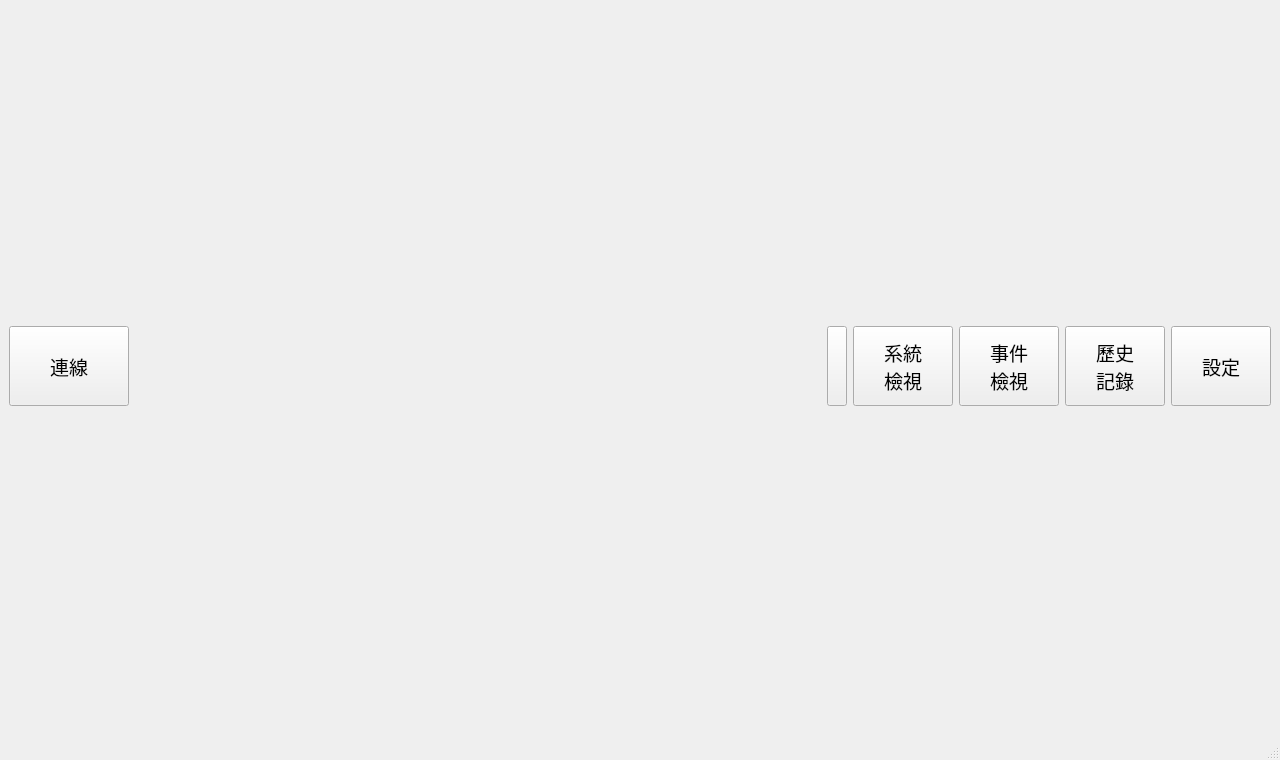
haoyi-jason/BMS_HY01_old, file collectorview.ui: the form before one commit.
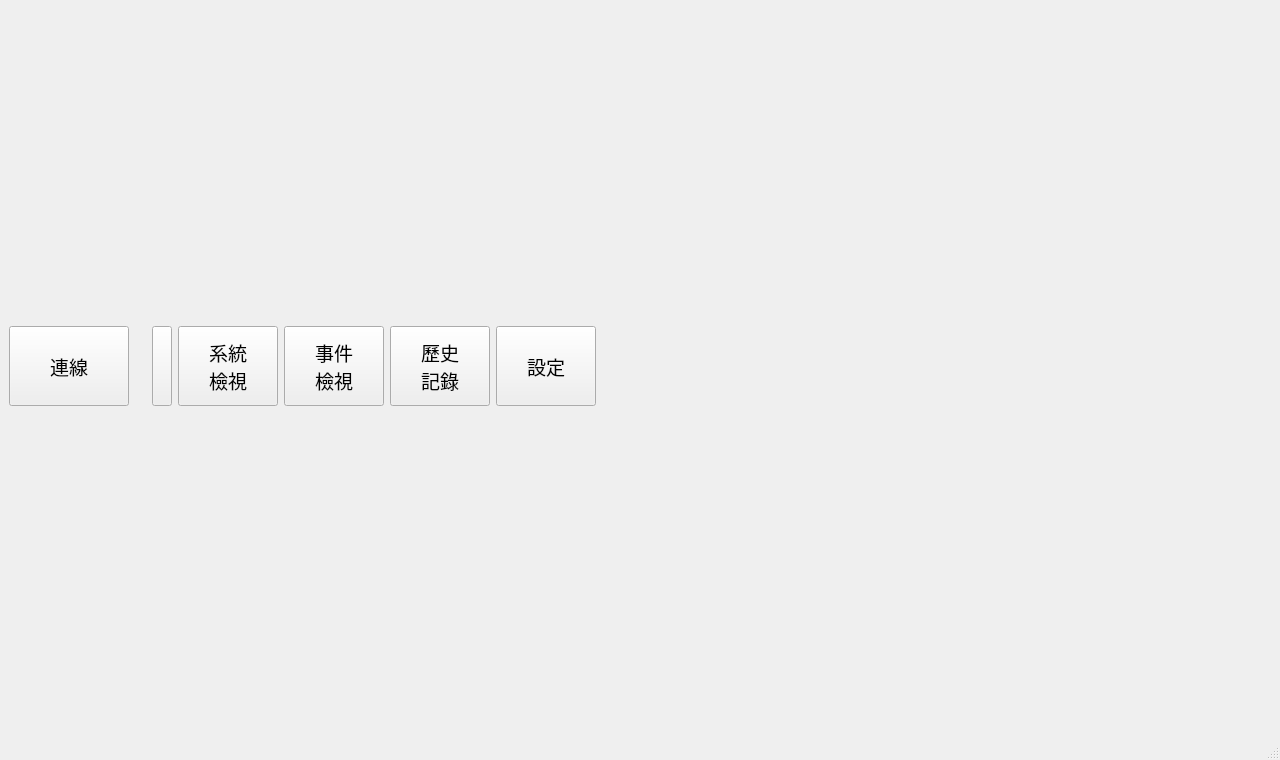
The form after the commit. Icons and pictures are not drawn.

```diff
--- a/collectorview.ui
+++ b/collectorview.ui
@@ -31,9 +31,9 @@
    <string>BMS</string>
   </property>
   <widget class="QWidget" name="centralwidget">
-   <layout class="QGridLayout" name="gridLayout" columnstretch="0,0,0,0,0,0,0">
-    <item row="1" column="3">
-     <widget class="QPushButton" name="pbStackView">
+   <layout class="QGridLayout" name="gridLayout" columnstretch="0,0,0,0,0,0,0,0">
+    <item row="1" column="4">
+     <widget class="QPushButton" name="pbEventView">
       <property name="sizePolicy">
        <sizepolicy hsizetype="Fixed" vsizetype="Fixed">
         <horstretch>0</horstretch>
@@ -53,11 +53,36 @@
        </size>
       </property>
       <property name="text">
-       <string>系統
+       <string>事件
 檢視</string>
       </property>
      </widget>
     </item>
+    <item row="1" column="6">
+     <widget class="QPushButton" name="pbHardwareView">
+      <property name="sizePolicy">
+       <sizepolicy hsizetype="Fixed" vsizetype="Fixed">
+        <horstretch>0</horstretch>
+        <verstretch>0</verstretch>
+       </sizepolicy>
+      </property>
+      <property name="minimumSize">
+       <size>
+        <width>100</width>
+        <height>80</height>
+       </size>
+      </property>
+      <property name="maximumSize">
+       <size>
+        <width>100</width>
+        <height>80</height>
+       </size>
+      </property>
+      <property name="text">
+       <string>設定</string>
+      </property>
+     </widget>
+    </item>
     <item row="1" column="1">
      <widget class="QLabel" name="label">
       <property name="maximumSize">
@@ -102,67 +127,6 @@
       </property>
      </widget>
     </item>
-    <item row="1" column="6">
-     <widget class="QPushButton" name="pbHardwareView">
-      <property name="sizePolicy">
-       <sizepolicy hsizetype="Fixed" vsizetype="Fixed">
-        <horstretch>0</horstretch>
-        <verstretch>0</verstretch>
-       </sizepolicy>
-      </property>
-      <property name="minimumSize">
-       <size>
-        <width>100</width>
-        <height>80</height>
-       </size>
-      </property>
-      <property name="maximumSize">
-       <size>
-        <width>100</width>
-        <height>80</height>
-       </size>
-      </property>
-      <property name="text">
-       <string>設定</string>
-      </property>
-     </widget>
-    </item>
-    <item row="1" column="4">
-     <widget class="QPushButton" name="pbEventView">
-      <property name="sizePolicy">
-       <sizepolicy hsizetype="Fixed" vsizetype="Fixed">
-        <horstretch>0</horstretch>
-        <verstretch>0</verstretch>
-       </sizepolicy>
-      </property>
-      <property name="minimumSize">
-       <size>
-        <width>100</width>
-        <height>80</height>
-       </size>
-      </property>
-      <property name="maximumSize">
-       <size>
-        <width>100</width>
-        <height>80</height>
-       </size>
-      </property>
-      <property name="text">
-       <string>事件
-檢視</string>
-      </property>
-     </widget>
-    </item>
-    <item row="2" column="0" colspan="7">
-     <layout class="QVBoxLayout" name="mainLayout">
-      <property name="spacing">
-       <number>3</number>
-      </property>
-      <property name="sizeConstraint">
-       <enum>QLayout::SetDefaultConstraint</enum>
-      </property>
-     </layout>
-    </item>
     <item row="1" column="5">
      <widget class="QPushButton" name="pbBatHistory">
       <property name="sizePolicy">
@@ -214,6 +178,55 @@
       </property>
      </widget>
     </item>
+    <item row="1" column="3">
+     <widget class="QPushButton" name="pbStackView">
+      <property name="sizePolicy">
+       <sizepolicy hsizetype="Fixed" vsizetype="Fixed">
+        <horstretch>0</horstretch>
+        <verstretch>0</verstretch>
+       </sizepolicy>
+      </property>
+      <property name="minimumSize">
+       <size>
+        <width>100</width>
+        <height>80</height>
+       </size>
+      </property>
+      <property name="maximumSize">
+       <size>
+        <width>100</width>
+        <height>80</height>
+       </size>
+      </property>
+      <property name="text">
+       <string>系統
+檢視</string>
+      </property>
+     </widget>
+    </item>
+    <item row="1" column="7">
+     <spacer name="horizontalSpacer">
+      <property name="orientation">
+       <enum>Qt::Horizontal</enum>
+      </property>
+      <property name="sizeHint" stdset="0">
+       <size>
+        <width>40</width>
+        <height>20</height>
+       </size>
+      </property>
+     </spacer>
+    </item>
+    <item row="2" column="0" colspan="8">
+     <layout class="QVBoxLayout" name="mainLayout">
+      <property name="spacing">
+       <number>3</number>
+      </property>
+      <property name="sizeConstraint">
+       <enum>QLayout::SetDefaultConstraint</enum>
+      </property>
+     </layout>
+    </item>
    </layout>
   </widget>
   <widget class="QStatusBar" name="statusbar"/>
```
